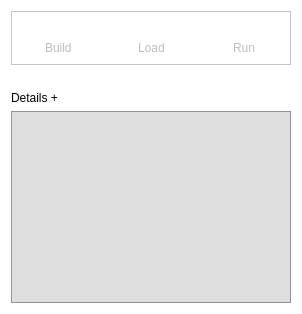
parallaxinc/PropellerIDE, file src/propelleride/forms/status.ui: the form before one commit.
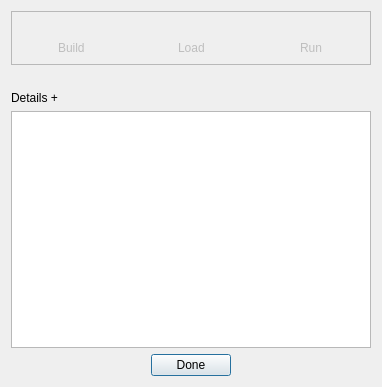
The form after the commit. Icons and pictures are not drawn. Custom widgets are drawn as their Qt base class.

Commit message: Continued refactoring; more work on new build status widget

The edit to the form file:
```diff
--- a/src/propelleride/forms/status.ui
+++ b/src/propelleride/forms/status.ui
@@ -9,8 +9,8 @@
    <rect>
     <x>0</x>
     <y>0</y>
-    <width>298</width>
-    <height>352</height>
+    <width>378</width>
+    <height>387</height>
    </rect>
   </property>
   <property name="sizePolicy">
@@ -19,88 +19,21 @@
     <verstretch>0</verstretch>
    </sizepolicy>
   </property>
-  <property name="palette">
-   <palette>
-    <active>
-     <colorrole role="Base">
-      <brush brushstyle="SolidPattern">
-       <color alpha="255">
-        <red>252</red>
-        <green>252</green>
-        <blue>252</blue>
-       </color>
-      </brush>
-     </colorrole>
-     <colorrole role="Window">
-      <brush brushstyle="SolidPattern">
-       <color alpha="255">
-        <red>255</red>
-        <green>255</green>
-        <blue>255</blue>
-       </color>
-      </brush>
-     </colorrole>
-    </active>
-    <inactive>
-     <colorrole role="Base">
-      <brush brushstyle="SolidPattern">
-       <color alpha="255">
-        <red>252</red>
-        <green>252</green>
-        <blue>252</blue>
-       </color>
-      </brush>
-     </colorrole>
-     <colorrole role="Window">
-      <brush brushstyle="SolidPattern">
-       <color alpha="255">
-        <red>255</red>
-        <green>255</green>
-        <blue>255</blue>
-       </color>
-      </brush>
-     </colorrole>
-    </inactive>
-    <disabled>
-     <colorrole role="Base">
-      <brush brushstyle="SolidPattern">
-       <color alpha="255">
-        <red>255</red>
-        <green>255</green>
-        <blue>255</blue>
-       </color>
-      </brush>
-     </colorrole>
-     <colorrole role="Window">
-      <brush brushstyle="SolidPattern">
-       <color alpha="255">
-        <red>255</red>
-        <green>255</green>
-        <blue>255</blue>
-       </color>
-      </brush>
-     </colorrole>
-    </disabled>
-   </palette>
-  </property>
   <property name="windowTitle">
    <string>Dialog</string>
   </property>
   <layout class="QVBoxLayout" name="verticalLayout_9">
-   <property name="sizeConstraint">
-    <enum>QLayout::SetFixedSize</enum>
-   </property>
    <item>
     <widget class="QFrame" name="frame">
      <property name="sizePolicy">
-      <sizepolicy hsizetype="Fixed" vsizetype="Minimum">
+      <sizepolicy hsizetype="Fixed" vsizetype="Fixed">
        <horstretch>0</horstretch>
        <verstretch>0</verstretch>
       </sizepolicy>
      </property>
      <property name="minimumSize">
       <size>
-       <width>280</width>
+       <width>360</width>
        <height>0</height>
       </size>
      </property>
@@ -557,7 +490,7 @@
    <item>
     <layout class="QHBoxLayout" name="horizontalLayout_8">
      <property name="sizeConstraint">
-      <enum>QLayout::SetMinimumSize</enum>
+      <enum>QLayout::SetFixedSize</enum>
      </property>
      <item>
       <spacer name="horizontalSpacer_13">
@@ -603,7 +536,7 @@
    <item>
     <layout class="QHBoxLayout" name="horizontalLayout_9">
      <property name="sizeConstraint">
-      <enum>QLayout::SetMinimumSize</enum>
+      <enum>QLayout::SetFixedSize</enum>
      </property>
      <item>
       <widget class="ClickableLabel" name="label">
@@ -625,70 +558,6 @@
        <verstretch>0</verstretch>
       </sizepolicy>
      </property>
-     <property name="palette">
-      <palette>
-       <active>
-        <colorrole role="Base">
-         <brush brushstyle="SolidPattern">
-          <color alpha="255">
-           <red>222</red>
-           <green>222</green>
-           <blue>222</blue>
-          </color>
-         </brush>
-        </colorrole>
-        <colorrole role="Window">
-         <brush brushstyle="SolidPattern">
-          <color alpha="255">
-           <red>191</red>
-           <green>191</green>
-           <blue>191</blue>
-          </color>
-         </brush>
-        </colorrole>
-       </active>
-       <inactive>
-        <colorrole role="Base">
-         <brush brushstyle="SolidPattern">
-          <color alpha="255">
-           <red>222</red>
-           <green>222</green>
-           <blue>222</blue>
-          </color>
-         </brush>
-        </colorrole>
-        <colorrole role="Window">
-         <brush brushstyle="SolidPattern">
-          <color alpha="255">
-           <red>191</red>
-           <green>191</green>
-           <blue>191</blue>
-          </color>
-         </brush>
-        </colorrole>
-       </inactive>
-       <disabled>
-        <colorrole role="Base">
-         <brush brushstyle="SolidPattern">
-          <color alpha="255">
-           <red>191</red>
-           <green>191</green>
-           <blue>191</blue>
-          </color>
-         </brush>
-        </colorrole>
-        <colorrole role="Window">
-         <brush brushstyle="SolidPattern">
-          <color alpha="255">
-           <red>191</red>
-           <green>191</green>
-           <blue>191</blue>
-          </color>
-         </brush>
-        </colorrole>
-       </disabled>
-      </palette>
-     </property>
      <property name="undoRedoEnabled">
       <bool>false</bool>
      </property>
@@ -703,6 +572,55 @@
      </property>
     </widget>
    </item>
+   <item>
+    <layout class="QHBoxLayout" name="horizontalLayout_10">
+     <property name="sizeConstraint">
+      <enum>QLayout::SetFixedSize</enum>
+     </property>
+     <item>
+      <spacer name="horizontalSpacer_15">
+       <property name="orientation">
+        <enum>Qt::Horizontal</enum>
+       </property>
+       <property name="sizeHint" stdset="0">
+        <size>
+         <width>0</width>
+         <height>20</height>
+        </size>
+       </property>
+      </spacer>
+     </item>
+     <item>
+      <widget class="QPushButton" name="pushButton">
+       <property name="sizePolicy">
+        <sizepolicy hsizetype="Fixed" vsizetype="Fixed">
+         <horstretch>0</horstretch>
+         <verstretch>0</verstretch>
+        </sizepolicy>
+       </property>
+       <property name="text">
+        <string>Done</string>
+       </property>
+       <property name="default">
+        <bool>true</bool>
+       </property>
+      </widget>
+     </item>
+     <item>
+      <spacer name="horizontalSpacer_16">
+       <property name="orientation">
+        <enum>Qt::Horizontal</enum>
+       </property>
+       <property name="sizeHint" stdset="0">
+        <size>
+         <width>0</width>
+         <height>10</height>
+        </size>
+       </property>
+      </spacer>
+     </item>
+    </layout>
+   </item>
   </layout>
  </widget>
  <customwidgets>
```
Left out of the diff: 21 changed lines with no effect on the pictures. The commit also changes 9 other files.
